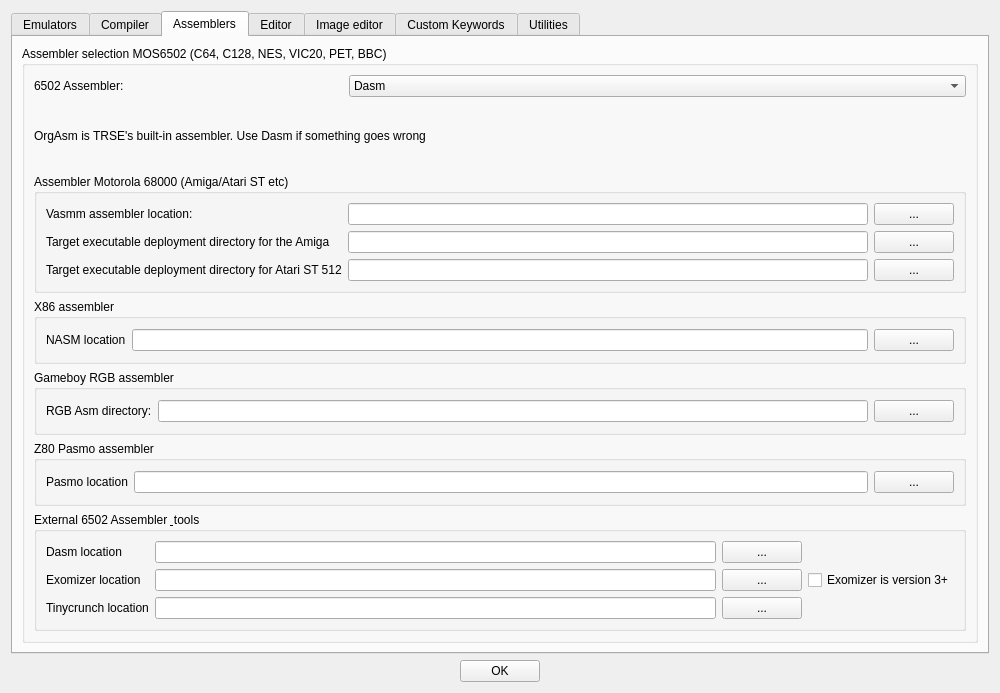
Old version of the form source/dialogtrsesettings.ui in the repository leuat/TRSE.
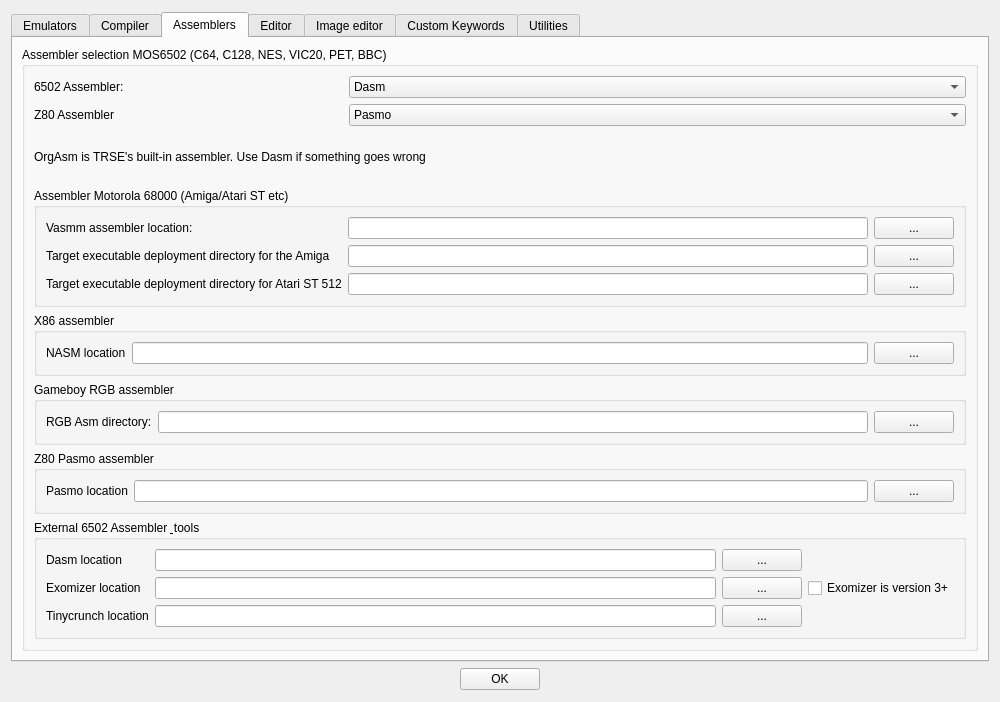
New version of the form. The open tabs and pages were chosen to show the change.

```diff
--- a/source/dialogtrsesettings.ui
+++ b/source/dialogtrsesettings.ui
@@ -7,7 +7,7 @@
     <x>0</x>
     <y>0</y>
     <width>1000</width>
-    <height>664</height>
+    <height>702</height>
    </rect>
   </property>
   <property name="windowTitle">
@@ -757,32 +757,6 @@
               <string>Assembler selection MOS6502 (C64, C128, NES, VIC20, PET, BBC)</string>
              </property>
              <layout class="QGridLayout" name="gridLayout_6">
-              <item row="3" column="0">
-               <widget class="QGroupBox" name="groupBox_8">
-                <property name="title">
-                 <string>X86 assembler</string>
-                </property>
-                <layout class="QGridLayout" name="gridLayout_15">
-                 <item row="0" column="0">
-                  <widget class="QLabel" name="label_35">
-                   <property name="text">
-                    <string>NASM location</string>
-                   </property>
-                  </widget>
-                 </item>
-                 <item row="0" column="1">
-                  <widget class="QLineEdit" name="leNasm"/>
-                 </item>
-                 <item row="0" column="2">
-                  <widget class="QPushButton" name="btnNasm">
-                   <property name="text">
-                    <string>...</string>
-                   </property>
-                  </widget>
-                 </item>
-                </layout>
-               </widget>
-              </item>
               <item row="0" column="0">
                <layout class="QVBoxLayout" name="verticalLayout_7">
                 <item>
@@ -812,7 +786,33 @@
                 </item>
                </layout>
               </item>
-              <item row="6" column="0">
+              <item row="4" column="0">
+               <widget class="QGroupBox" name="groupBox_8">
+                <property name="title">
+                 <string>X86 assembler</string>
+                </property>
+                <layout class="QGridLayout" name="gridLayout_15">
+                 <item row="0" column="0">
+                  <widget class="QLabel" name="label_35">
+                   <property name="text">
+                    <string>NASM location</string>
+                   </property>
+                  </widget>
+                 </item>
+                 <item row="0" column="1">
+                  <widget class="QLineEdit" name="leNasm"/>
+                 </item>
+                 <item row="0" column="2">
+                  <widget class="QPushButton" name="btnNasm">
+                   <property name="text">
+                    <string>...</string>
+                   </property>
+                  </widget>
+                 </item>
+                </layout>
+               </widget>
+              </item>
+              <item row="7" column="0">
                <widget class="QGroupBox" name="groupBox_2">
                 <property name="title">
                  <string>External 6502 Assembler &amp; tools</string>
@@ -883,7 +883,37 @@
                 </layout>
                </widget>
               </item>
-              <item row="2" column="0">
+              <item row="5" column="0">
+               <widget class="QGroupBox" name="groupBox_9">
+                <property name="title">
+                 <string>Gameboy RGB assembler</string>
+                </property>
+                <layout class="QGridLayout" name="gridLayout_16">
+                 <item row="0" column="0">
+                  <widget class="QLabel" name="label_38">
+                   <property name="text">
+                    <string>RGB Asm directory:</string>
+                   </property>
+                  </widget>
+                 </item>
+                 <item row="0" column="1">
+                  <widget class="QLineEdit" name="leRGBAsmDir">
+                   <property name="text">
+                    <string/>
+                   </property>
+                  </widget>
+                 </item>
+                 <item row="0" column="2">
+                  <widget class="QPushButton" name="btnRgbAsmDir">
+                   <property name="text">
+                    <string>...</string>
+                   </property>
+                  </widget>
+                 </item>
+                </layout>
+               </widget>
+              </item>
+              <item row="3" column="0">
                <widget class="QGroupBox" name="groupBox_4">
                 <property name="title">
                  <string>Assembler Motorola 68000 (Amiga/Atari ST etc)</string>
@@ -947,44 +977,14 @@
                 </layout>
                </widget>
               </item>
-              <item row="1" column="0">
+              <item row="2" column="0">
                <widget class="QLabel" name="label_17">
                 <property name="text">
                  <string>OrgAsm is TRSE's built-in assembler. Use Dasm if something goes wrong</string>
                 </property>
                </widget>
               </item>
-              <item row="4" column="0">
-               <widget class="QGroupBox" name="groupBox_9">
-                <property name="title">
-                 <string>Gameboy RGB assembler</string>
-                </property>
-                <layout class="QGridLayout" name="gridLayout_16">
-                 <item row="0" column="0">
-                  <widget class="QLabel" name="label_38">
-                   <property name="text">
-                    <string>RGB Asm directory:</string>
-                   </property>
-                  </widget>
-                 </item>
-                 <item row="0" column="1">
-                  <widget class="QLineEdit" name="leRGBAsmDir">
-                   <property name="text">
-                    <string/>
-                   </property>
-                  </widget>
-                 </item>
-                 <item row="0" column="2">
-                  <widget class="QPushButton" name="btnRgbAsmDir">
-                   <property name="text">
-                    <string>...</string>
-                   </property>
-                  </widget>
-                 </item>
-                </layout>
-               </widget>
-              </item>
-              <item row="5" column="0">
+              <item row="6" column="0">
                <widget class="QGroupBox" name="groupBox_10">
                 <property name="title">
                  <string>Z80 Pasmo assembler</string>
@@ -1014,6 +1014,31 @@
                 </layout>
                </widget>
               </item>
+              <item row="1" column="0">
+               <layout class="QHBoxLayout" name="horizontalLayout_11" stretch="1,2">
+                <item>
+                 <widget class="QLabel" name="label_55">
+                  <property name="text">
+                   <string>Z80 Assembler</string>
+                  </property>
+                 </widget>
+                </item>
+                <item>
+                 <widget class="QComboBox" name="cmbAssemblerZ80">
+                  <item>
+                   <property name="text">
+                    <string>Pasmo</string>
+                   </property>
+                  </item>
+                  <item>
+                   <property name="text">
+                    <string>ZOrgAsm</string>
+                   </property>
+                  </item>
+                 </widget>
+                </item>
+               </layout>
+              </item>
              </layout>
             </widget>
            </item>
```
Left out of the diff: 2 changed lines with no effect on the pictures.
